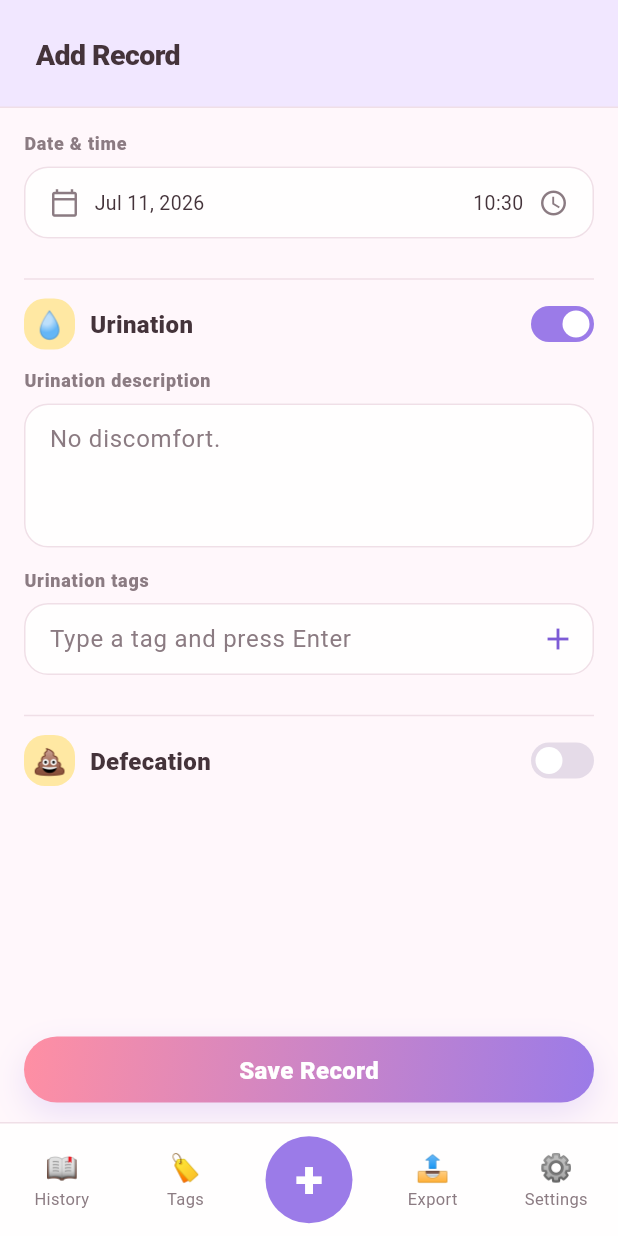
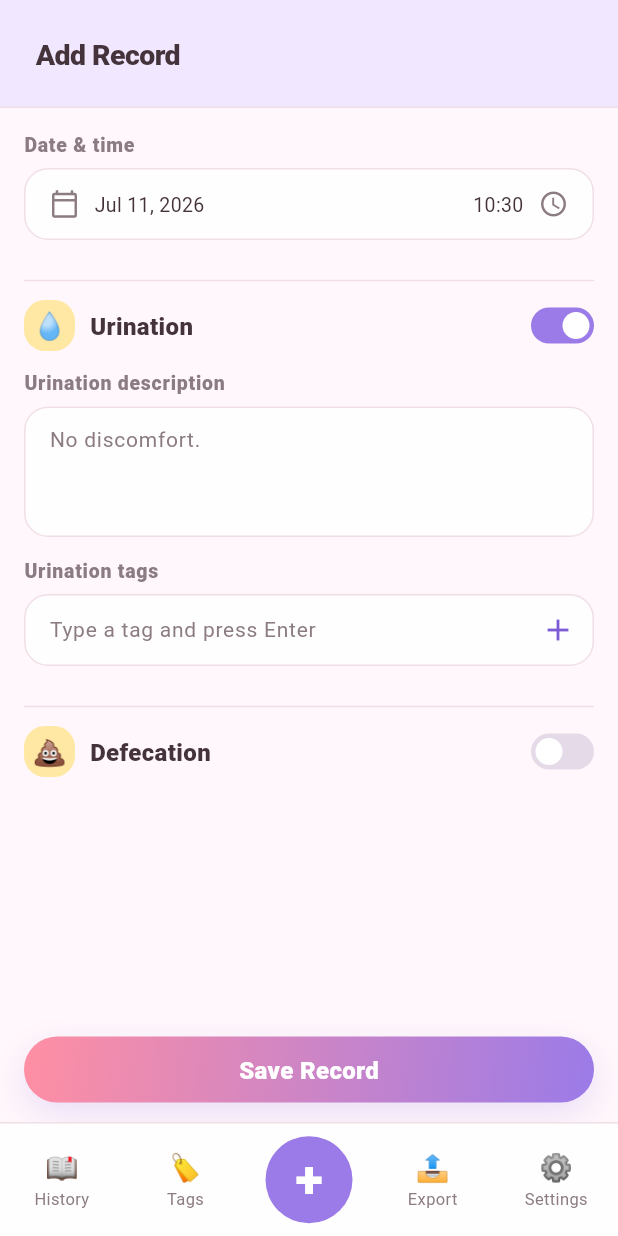
Before and after one commit to Javi801/peepoop-log, a Flutter app: the screen it shows after launch, on a phone screen of 412 x 824 dp. Run offline on Flutter 3.47's test engine with Material 3 defaults, Android fonts, the light colour scheme and no system bars; our stand-ins replace drift, drift_flutter, share_plus; accounts and stored records are empty; generated files the repository leaves out were written again.

Commit message:
style(typography): bump field label and shrink body size

```diff
--- a/lib/presentation/theme/app_typography.dart
+++ b/lib/presentation/theme/app_typography.dart
@@ -29,9 +29,9 @@ abstract final class AppTypography {
   );
 
   /// Small uppercase-feeling label above form fields.
-  static const TextStyle fieldLabel = TextStyle(fontSize: 12, fontWeight: bold);
+  static const TextStyle fieldLabel = TextStyle(fontSize: 13, fontWeight: bold);
 
-  static const TextStyle body = TextStyle(fontSize: 16);
+  static const TextStyle body = TextStyle(fontSize: 14);
 
   /// Emphasized [body] variant for card titles and row labels.
   static const TextStyle bodyBold = TextStyle(fontSize: 16, fontWeight: bold);
```
